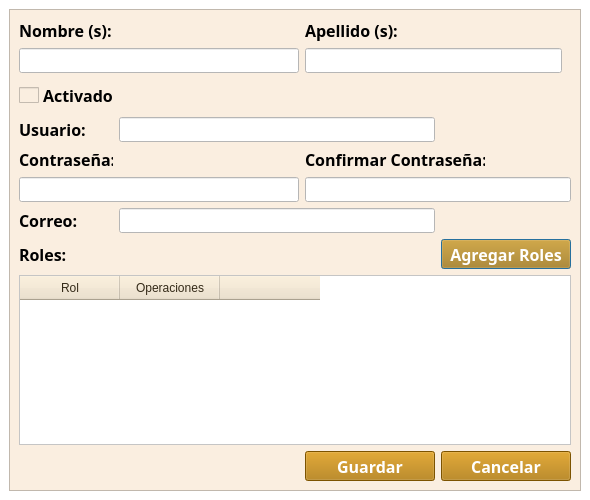
The window that funciones/adminusers/verEditarUsuarios.ui (gerardoros/CartograficoQgisPlugin) describes before a commit, drawn with Qt 5.
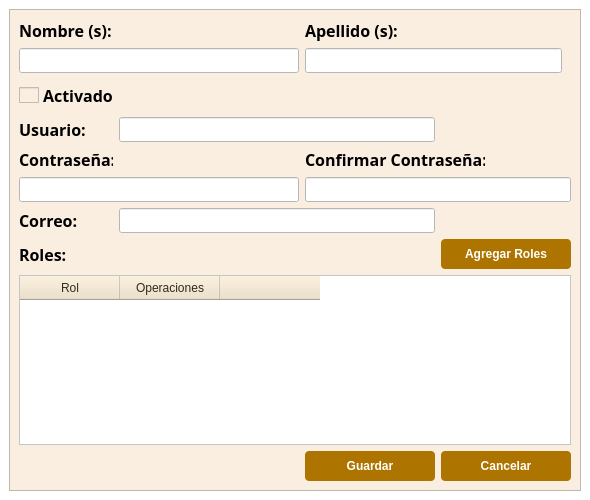
The same window after the commit. Icons and pictures are not drawn. Custom widgets are drawn as their Qt base class.

The edit to the form file:
```diff
--- a/funciones/adminusers/verEditarUsuarios.ui
+++ b/funciones/adminusers/verEditarUsuarios.ui
@@ -315,8 +315,6 @@
          </property>
          <property name="font">
           <font>
-           <family>Century Gothic</family>
-           <pointsize>12</pointsize>
            <weight>75</weight>
            <bold>true</bold>
           </font>
@@ -324,12 +322,16 @@
          <property name="styleSheet">
           <string notr="true">QPushButton{
 background : rgb(174, 116, 0);
-color : rgb(255, 255, 255)
+color : rgb(255, 255, 255);
+border-radius : 4px;
 }
-QPushButton::disabled {
-background : rgb(187, 129, 13);
-color : rgb(245,245,245);
-border: 1px solid #adb2b5;
+QPushButton::hover{
+background : rgb(104, 69, 13);
+color : rgb(255, 255, 255);
+border-radius : 4px;
+}
+QPushButton:disabled {
+background: rgb(217, 217, 217)
 }</string>
          </property>
          <property name="text">
@@ -494,8 +496,6 @@
          </property>
          <property name="font">
           <font>
-           <family>Century Gothic</family>
-           <pointsize>12</pointsize>
            <weight>75</weight>
            <bold>true</bold>
           </font>
@@ -503,12 +503,16 @@
          <property name="styleSheet">
           <string notr="true">QPushButton{
 background : rgb(174, 116, 0);
-color : rgb(255, 255, 255)
+color : rgb(255, 255, 255);
+border-radius : 4px;
 }
-QPushButton::disabled {
-background : rgb(187, 129, 13);
-color : rgb(245,245,245);
-border: 1px solid #adb2b5;
+QPushButton::hover{
+background : rgb(104, 69, 13);
+color : rgb(255, 255, 255);
+border-radius : 4px;
+}
+QPushButton:disabled {
+background: rgb(217, 217, 217)
 }</string>
          </property>
          <property name="text">
@@ -592,8 +596,6 @@
          </property>
          <property name="font">
           <font>
-           <family>Century Gothic</family>
-           <pointsize>12</pointsize>
            <weight>75</weight>
            <bold>true</bold>
           </font>
@@ -601,12 +603,16 @@
          <property name="styleSheet">
           <string notr="true">QPushButton{
 background : rgb(174, 116, 0);
-color : rgb(255, 255, 255)
+color : rgb(255, 255, 255);
+border-radius : 4px;
 }
-QPushButton::disabled {
-background : rgb(187, 129, 13);
-color : rgb(245,245,245);
-border: 1px solid #adb2b5;
+QPushButton::hover{
+background : rgb(104, 69, 13);
+color : rgb(255, 255, 255);
+border-radius : 4px;
+}
+QPushButton:disabled {
+background: rgb(217, 217, 217)
 }</string>
          </property>
          <property name="text">
```
